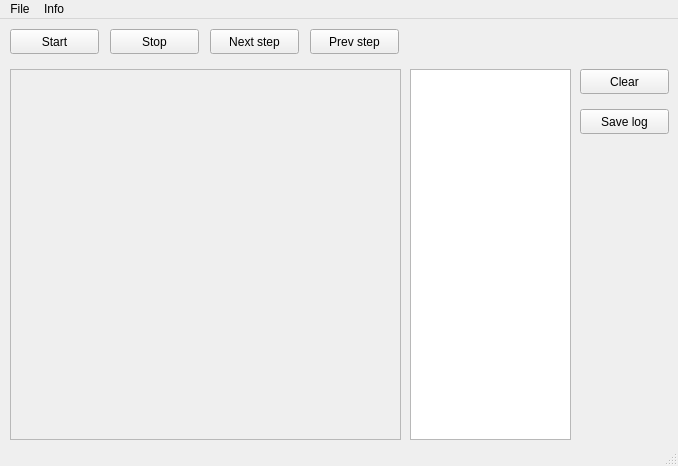
This is TowersOfHanoi/mainwindow.ui in Enemur/QtTasks as Qt 5 draws it before an edit. The edited form follows.
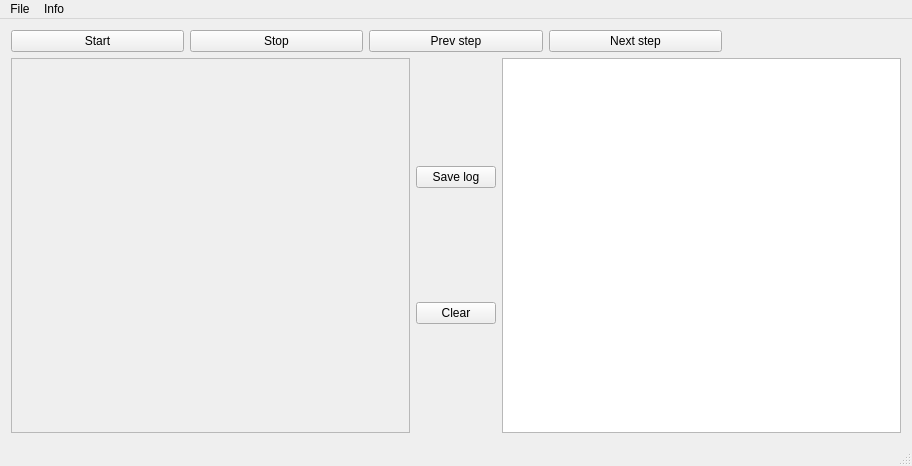
This is the edited form.

What changed in the file:
```diff
--- a/TowersOfHanoi/mainwindow.ui
+++ b/TowersOfHanoi/mainwindow.ui
@@ -6,123 +6,72 @@
    <rect>
     <x>0</x>
     <y>0</y>
-    <width>678</width>
+    <width>912</width>
     <height>466</height>
    </rect>
   </property>
   <property name="minimumSize">
    <size>
-    <width>678</width>
+    <width>912</width>
     <height>466</height>
    </size>
   </property>
   <property name="maximumSize">
    <size>
-    <width>678</width>
-    <height>466</height>
+    <width>1000</width>
+    <height>1000</height>
    </size>
   </property>
   <property name="windowTitle">
    <string>MainWindow</string>
   </property>
   <widget class="QWidget" name="centralWidget">
+   <layout class="QGridLayout" name="gridLayout">
+    <item row="0" column="1">
+     <layout class="QHBoxLayout" name="horizontalLayout">
+      <item>
    <widget class="QPushButton" name="startButton">
-    <property name="geometry">
-     <rect>
-      <x>10</x>
-      <y>10</y>
-      <width>89</width>
-      <height>25</height>
-     </rect>
-    </property>
     <property name="text">
      <string>Start</string>
     </property>
    </widget>
+      </item>
+      <item>
    <widget class="QPushButton" name="stopButton">
-    <property name="geometry">
-     <rect>
-      <x>110</x>
-      <y>10</y>
-      <width>89</width>
-      <height>25</height>
-     </rect>
-    </property>
     <property name="text">
      <string>Stop</string>
     </property>
    </widget>
-   <widget class="QPushButton" name="nextStepButton">
-    <property name="geometry">
-     <rect>
-      <x>210</x>
-      <y>10</y>
-      <width>89</width>
-      <height>25</height>
-     </rect>
-    </property>
-    <property name="text">
-     <string>Next step</string>
-    </property>
-   </widget>
+      </item>
+      <item>
    <widget class="QPushButton" name="prevStepButton">
-    <property name="geometry">
-     <rect>
-      <x>310</x>
-      <y>10</y>
-      <width>89</width>
-      <height>25</height>
-     </rect>
-    </property>
     <property name="text">
      <string>Prev step</string>
     </property>
    </widget>
-   <widget class="QListView" name="listView">
-    <property name="geometry">
-     <rect>
-      <x>410</x>
-      <y>50</y>
-      <width>161</width>
-      <height>371</height>
-     </rect>
-    </property>
-   </widget>
-   <widget class="QPushButton" name="cleaLogButton">
-    <property name="geometry">
-     <rect>
-      <x>580</x>
-      <y>50</y>
-      <width>89</width>
-      <height>25</height>
-     </rect>
-    </property>
+      </item>
+      <item>
+       <widget class="QPushButton" name="nextStepButton">
     <property name="text">
-     <string>Clear</string>
-    </property>
-   </widget>
-   <widget class="QPushButton" name="saveLogButton">
-    <property name="geometry">
-     <rect>
-      <x>580</x>
-      <y>90</y>
-      <width>89</width>
-      <height>25</height>
-     </rect>
-    </property>
+         <string>Next step</string>
+        </property>
+       </widget>
+      </item>
+      <item>
+       <widget class="QLabel" name="nLabel">
     <property name="text">
-     <string>Save log</string>
-    </property>
-   </widget>
+         <string/>
+        </property>
+       </widget>
+      </item>
+     </layout>
+    </item>
+    <item row="1" column="1">
+     <layout class="QVBoxLayout" name="verticalLayout_2">
+      <item>
+       <layout class="QHBoxLayout" name="horizontalLayout_2">
+        <item>
    <widget class="QScrollArea" name="scrollArea">
-    <property name="geometry">
-     <rect>
-      <x>10</x>
-      <y>50</y>
-      <width>391</width>
-      <height>371</height>
-     </rect>
-    </property>
     <property name="widgetResizable">
      <bool>true</bool>
     </property>
@@ -131,32 +80,58 @@
       <rect>
        <x>0</x>
        <y>0</y>
-       <width>389</width>
-       <height>369</height>
-      </rect>
-     </property>
+             <width>396</width>
+             <height>365</height>
+            </rect>
+           </property>
+           <property name="tabletTracking">
+            <bool>false</bool>
+           </property>
+           <layout class="QGridLayout" name="gridLayout_2">
+            <item row="0" column="0">
      <widget class="QLabel" name="label">
-      <property name="geometry">
-       <rect>
-        <x>0</x>
-        <y>0</y>
-        <width>391</width>
-        <height>371</height>
-       </rect>
-      </property>
       <property name="text">
        <string/>
       </property>
      </widget>
-    </widget>
-   </widget>
+            </item>
+           </layout>
+          </widget>
+         </widget>
+        </item>
+        <item>
+         <layout class="QVBoxLayout" name="verticalLayout_4">
+          <item>
+           <widget class="QPushButton" name="saveLogButton">
+            <property name="text">
+             <string>Save log</string>
+            </property>
+           </widget>
+          </item>
+          <item>
+           <widget class="QPushButton" name="cleaLogButton">
+            <property name="text">
+             <string>Clear</string>
+            </property>
+           </widget>
+          </item>
+         </layout>
+        </item>
+        <item>
+         <widget class="QListView" name="listView"/>
+        </item>
+       </layout>
+      </item>
+     </layout>
+    </item>
+   </layout>
   </widget>
   <widget class="QMenuBar" name="menuBar">
    <property name="geometry">
     <rect>
      <x>0</x>
      <y>0</y>
-     <width>678</width>
+     <width>912</width>
      <height>22</height>
     </rect>
    </property>
```
Left out of the diff: 2 changed lines with no effect on the pictures. Lines whose indentation alone changed are shown as unchanged.
